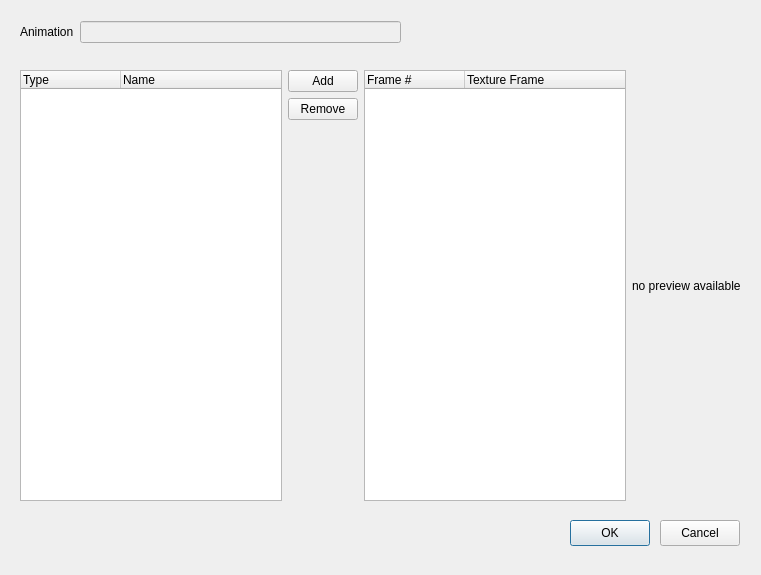
Before: the Qt Designer form brickleedit/src/gui/animationframeeditor/animationframeeditor.ui in paarm/bricklebrit, drawn with Qt 5.
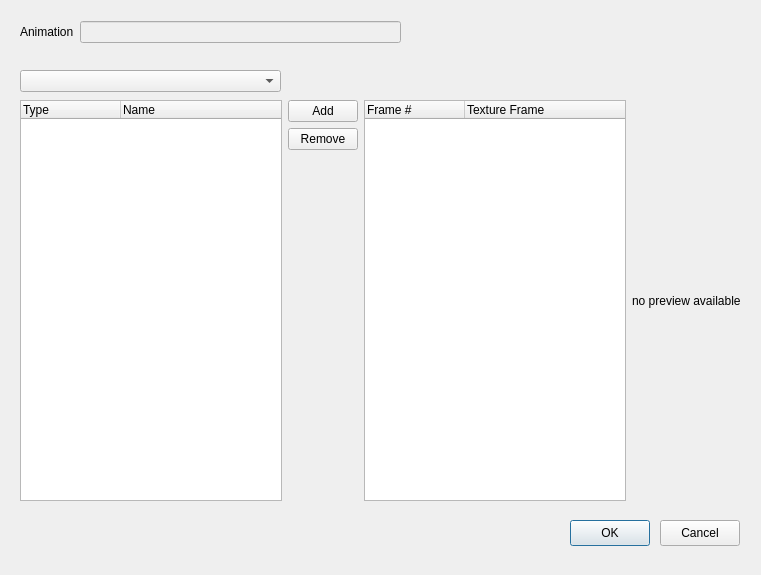
After: the same form once the commit is applied.

Commit message: multi resource files

Diff of the .ui file:
```diff
--- a/brickleedit/src/gui/animationframeeditor/animationframeeditor.ui
+++ b/brickleedit/src/gui/animationframeeditor/animationframeeditor.ui
@@ -39,7 +39,7 @@
     <string>Cancel</string>
    </property>
   </widget>
-  <widget class="QWidget" name="">
+  <widget class="QWidget" name="layoutWidget">
    <property name="geometry">
     <rect>
      <x>20</x>
@@ -65,13 +65,13 @@
     </item>
    </layout>
   </widget>
-  <widget class="QWidget" name="">
+  <widget class="QWidget" name="layoutWidget">
    <property name="geometry">
     <rect>
      <x>20</x>
-     <y>70</y>
+     <y>100</y>
      <width>721</width>
-     <height>431</height>
+     <height>401</height>
     </rect>
    </property>
    <layout class="QHBoxLayout" name="horizontalLayout_2">
@@ -167,6 +167,16 @@
     </item>
    </layout>
   </widget>
+  <widget class="QComboBox" name="resourceNameOpm">
+   <property name="geometry">
+    <rect>
+     <x>20</x>
+     <y>70</y>
+     <width>261</width>
+     <height>22</height>
+    </rect>
+   </property>
+  </widget>
  </widget>
  <resources/>
  <connections/>
```
The commit also changes 11 other files.
